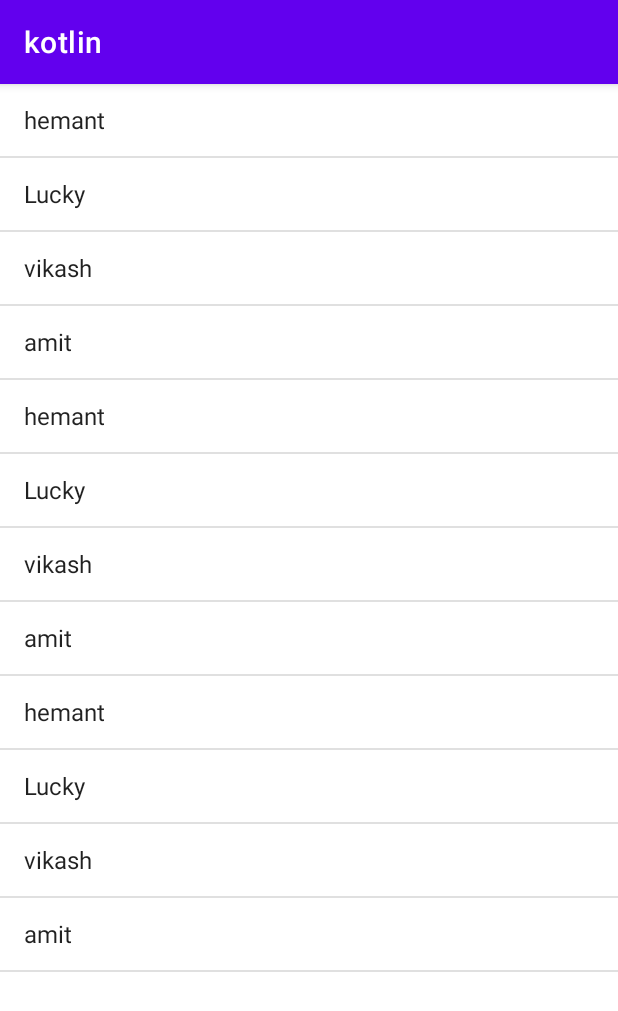
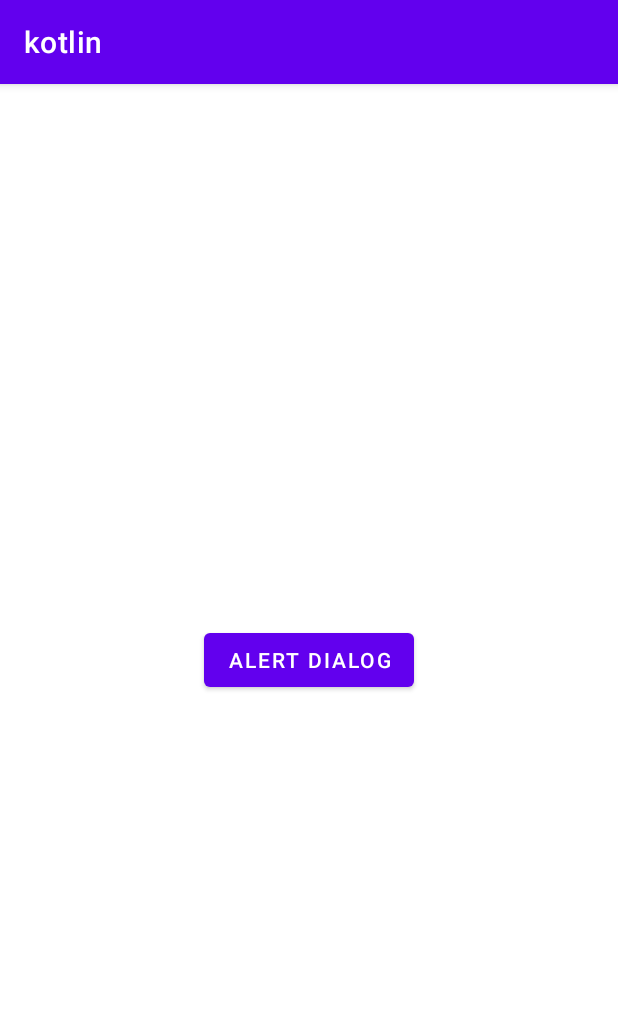
Before and after one commit to hemant00007/kotlin, an Android app: the screen it shows after launch (MainActivity), on a phone screen of 412 x 824 dp. Shown: the top 1011 px of the screen. Run offline under Robolectric (Android 15) with nearby library versions, the phone set to English and light mode, and no system bars.

Commit message:
Alert dialog

```diff
--- a/app/src/main/java/com/example/kotlin/MainActivity.kt
+++ b/app/src/main/java/com/example/kotlin/MainActivity.kt
@@ -1,28 +1,40 @@
 package com.example.kotlin
 
+import android.content.DialogInterface
 import android.content.Intent
 import android.net.Uri
 import androidx.appcompat.app.AppCompatActivity
 import android.os.Bundle
 import android.view.Gravity
 import android.widget.*
+import androidx.appcompat.app.AlertDialog
 
 class MainActivity : AppCompatActivity(){
 
     override fun onCreate(abc:Bundle?) {
         super.onCreate(abc)
         setContentView(R.layout.activity_main)
-        val arraydata = arrayOf("hemant","Lucky","vikash","amit","hemant","Lucky","vikash","amit","hemant","Lucky","vikash","amit")
-       val country_array:Array<String> = resources.getStringArray(R.array.country)
-        val arrayAdapter= ArrayAdapter<String>(this,android.R.layout.simple_list_item_1,arraydata)
 
+        val btn= findViewById<Button>(R.id.alert)
+        btn.setOnClickListener(){
+            val builder = AlertDialog.Builder(this)
+            builder.setTitle("My Dialog")
+            builder.setMessage("This is message")
+            builder.setIcon(android.R.drawable.btn_dialog)
+            builder.setPositiveButton("Yes"){
+                dialog: DialogInterface?, which: Int ->
+                Toast.makeText(this,"cliced yes",Toast.LENGTH_SHORT).show()
+            }
+            builder.setNegativeButton("No"){
+                dialog: DialogInterface?, which: Int ->
+                Toast.makeText(this,"clicked No",Toast.LENGTH_SHORT).show()
+            }
+            val alertdialo : AlertDialog = builder.create()
+            alertdialo.setCancelable(true)
+            alertdialo.show()
 
-       val listView = findViewById<ListView>(R.id.listView)
+        }
 
-        listView.adapter=arrayAdapter
-        listView.setOnItemClickListener { parent, view, position, id ->
-            Toast.makeText(this,arraydata[position],Toast.LENGTH_SHORT).show()
-        }
 
 
     }
--- a/app/src/main/res/layout/activity_main.xml
+++ b/app/src/main/res/layout/activity_main.xml
@@ -6,10 +6,12 @@
     android:layout_height="match_parent"
     tools:context=".MainActivity">
 
-    <ListView
-        android:id="@+id/listView"
-        android:layout_width="match_parent"
-        android:layout_height="fill_parent" />
+    <Button
+        android:id="@+id/alert"
+        android:layout_width="wrap_content"
+        android:layout_height="wrap_content"
+        android:text="alert dialog"
+        android:layout_centerInParent="true"/>
 
 
 </RelativeLayout>
```
